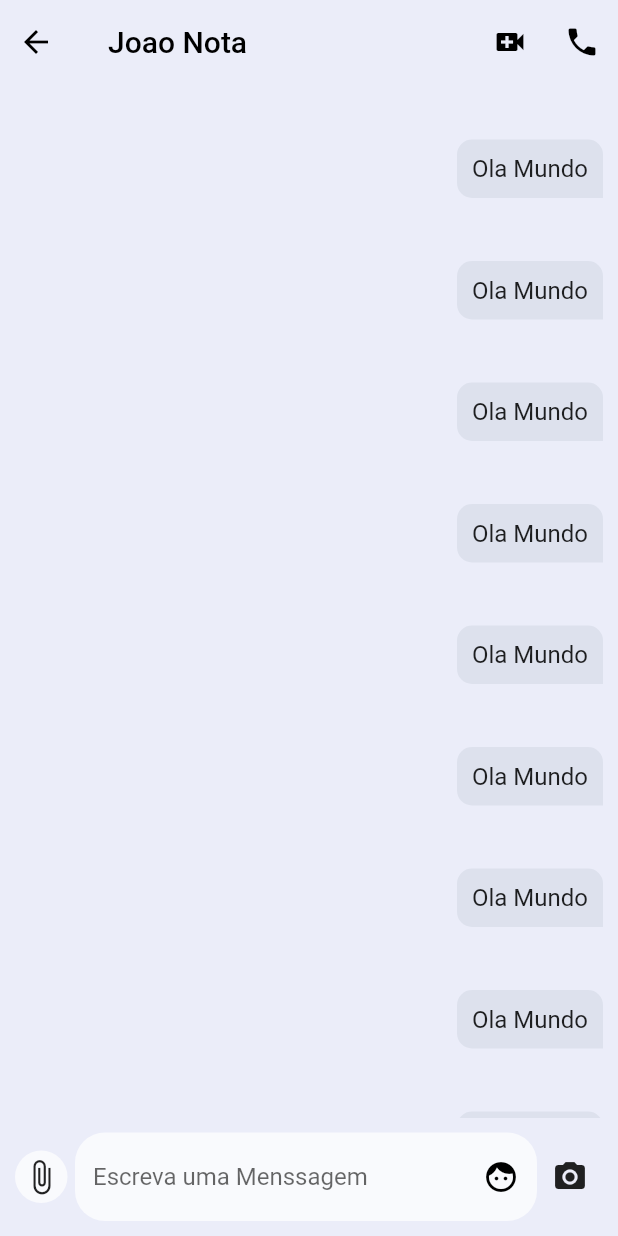
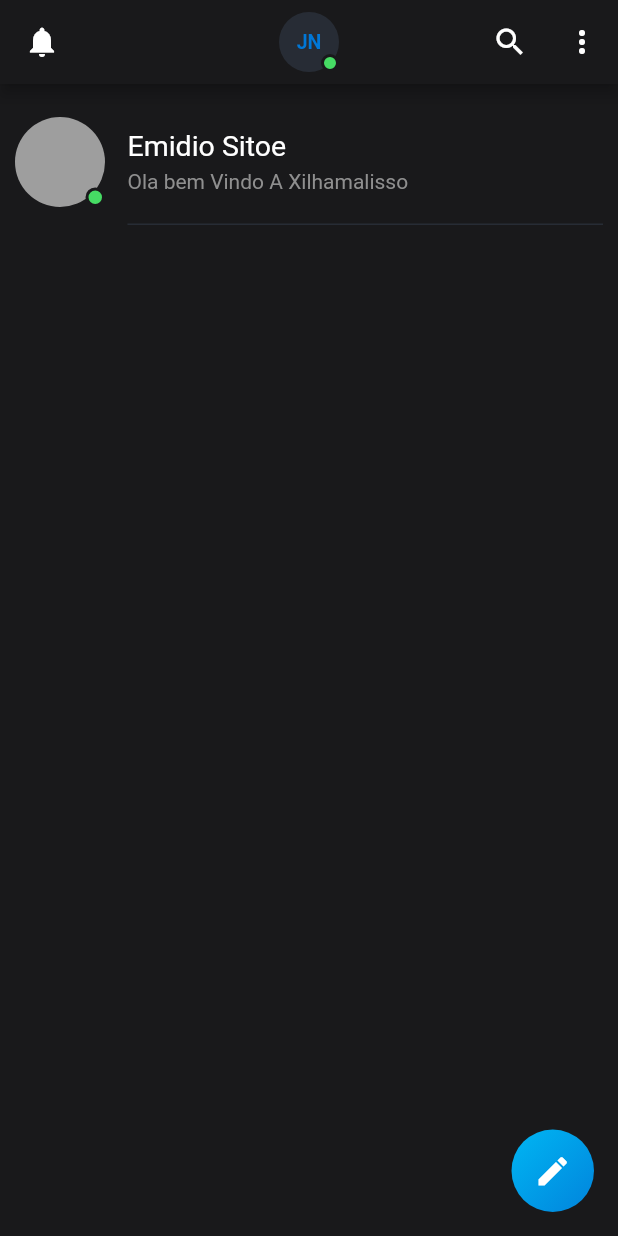
Before and after one commit to Joaonota/xilhamalisso, a Flutter app: the screen it shows after launch, on a phone screen of 412 x 824 dp. Run offline on Flutter 3.47's test engine with Material 2 defaults, Android fonts, the phone set to English and light mode, and no system bars; our stand-ins replace font_awesome_flutter, google_fonts; Roboto replaces fonts that are missing (Arial).

Commit message:
actualização v2

```diff
--- a/lib/Menu/Detalhes.dart
+++ b/lib/Menu/Detalhes.dart
@@ -134,7 +134,7 @@ class Detalhes extends StatelessWidget {
                                     color: Color(0xffaa9166),
                                   ),
                                   Text(
-                                    "joaomanuelnota@gmail.com",
+                                    "joaoteste@gmail.com",
                                     style: TextStyle(
                                       fontWeight: FontWeight.bold,
                                     ),
@@ -151,7 +151,7 @@ class Detalhes extends StatelessWidget {
                           child: Padding(
                             padding: const EdgeInsets.all(8.0),
                             child: Row(
-                              mainAxisAlignment: MainAxisAlignment.start,
+                              mainAxisAlignment: MainAxisAlignment.center,
                               children: [
                                 Icon(Icons.location_history,
                                     color: Color(0xffaa9166)),
@@ -205,11 +205,27 @@ class Detalhes extends StatelessWidget {
                         Padding(
                           padding: const EdgeInsets.all(8.0),
                           child: Center(
-                            child: Text("Sobre Mim",
-                                style: TextStyle(
+                            child: Row(
+                              mainAxisAlignment: MainAxisAlignment.spaceAround,
+                              children: [
+                                Text(
+                                  "Sobre",
+                                  style: TextStyle(
                                     fontWeight: FontWeight.bold,
                                     fontSize: 18,
-                                    color: Color(0xffaa9166))),
+                                    color: Color(0xffaa9166),
+                                  ),
+                                ),
+                                Text(
+                                  "Aviso",
+                                  style: TextStyle(
+                                    fontWeight: FontWeight.bold,
+                                    fontSize: 18,
+                                    color: Colors.red,
+                                  ),
+                                ),
+                              ],
+                            ),
                           ),
                         ),
                         Container(
--- a/lib/Menu/Page_menu.dart
+++ b/lib/Menu/Page_menu.dart
@@ -68,7 +68,7 @@ class PageMenu extends StatelessWidget {
                             crossAxisAlignment: CrossAxisAlignment.center,
                             children: <Widget>[
                               Icon(
-                                FontAwesomeIcons.landmark,
+                                FontAwesomeIcons.balanceScale,
                                 size: 85,
                                 color: Color(0xffaa9166),
                               ),
--- /dev/null
+++ b/lib/Menu/chat_list_screen.dart
@@ -0,0 +1,164 @@
+import 'package:flutter/material.dart';
+import 'package:xilhamalisso/custimizado/custom_tile.dart';
+import 'package:xilhamalisso/utils/universal_variables.dart';
+
+class ChatListScreen extends StatefulWidget {
+  @override
+  _ChatListScreenState createState() => _ChatListScreenState();
+}
+
+class _ChatListScreenState extends State<ChatListScreen> {
+  @override
+  Widget build(BuildContext context) {
+    return Scaffold(
+      backgroundColor: UniversalVariables.blackColor,
+      appBar: AppBar(
+        backgroundColor: UniversalVariables.blackColor,
+        leading: IconButton(
+          icon: Icon(
+            Icons.notifications,
+            color: Colors.white,
+          ),
+          onPressed: () {},
+        ),
+        title: UserCircle(),
+        centerTitle: true,
+        actions: <Widget>[
+          IconButton(
+            icon: Icon(
+              Icons.search,
+              color: Colors.white,
+            ),
+            onPressed: () {},
+          ),
+          IconButton(
+            icon: Icon(
+              Icons.more_vert,
+              color: Colors.white,
+            ),
+            onPressed: () {},
+          ),
+        ],
+      ),
+      floatingActionButton: NewChatButton(),
+      body: ChatListContainer(),
+    );
+  }
+}
+
+//AQui onde Vai Se listar os usuarios que ja esta na conversa
+class ChatListContainer extends StatefulWidget {
+  @override
+  _ChatListContainerState createState() => _ChatListContainerState();
+}
+
+class _ChatListContainerState extends State<ChatListContainer> {
+  @override
+  Widget build(BuildContext context) {
+    return Container(
+      child: ListView.builder(
+        padding: EdgeInsets.all(10),
+        itemCount: 1,
+        itemBuilder: (context, index) {
+          return CustomTile(
+            mini: false,
+            onTap: () {},
+            title: Text(
+              "Emidio Sitoe",
+              style: TextStyle(
+                  color: Colors.white, fontFamily: "Arial", fontSize: 19),
+            ),
+            subtitle: Text(
+              "Ola bem Vindo A Xilhamalisso ",
+              style: TextStyle(
+                color: UniversalVariables.greyColor,
+                fontSize: 14,
+              ),
+            ),
+            leading: Container(
+              constraints: BoxConstraints(maxHeight: 60, maxWidth: 60),
+              child: Stack(
+                children: <Widget>[
+                  CircleAvatar(
+                    maxRadius: 30,
+                    backgroundColor: Colors.grey,
+                  ),
+                  Align(
+                    alignment: Alignment.bottomRight,
+                    child: Container(
+                      height: 13,
+                      width: 13,
+                      decoration: BoxDecoration(
+                          shape: BoxShape.circle,
+                          color: UniversalVariables.onlineDotColor,
+                          border: Border.all(
+                              color: UniversalVariables.blackColor, width: 2)),
+                    ),
+                  )
+                ],
+              ),
+            ),
+          );
+        },
+      ),
+    );
+  }
+}
+
+class UserCircle extends StatelessWidget {
+  @override
+  Widget build(BuildContext context) {
+    return Container(
+      height: 40,
+      width: 40,
+      decoration: BoxDecoration(
+        borderRadius: BorderRadius.circular(50),
+        color: UniversalVariables.separatorColor,
+      ),
+      child: Stack(
+        children: <Widget>[
+          Align(
+            alignment: Alignment.center,
+            child: Text(
+              "JN",
+              style: TextStyle(
+                fontWeight: FontWeight.bold,
+                color: UniversalVariables.lightBlueColor,
+                fontSize: 13,
+              ),
+            ),
+          ),
+          Align(
+            alignment: Alignment.bottomRight,
+            child: Container(
+              height: 12,
+              width: 12,
+              decoration: BoxDecoration(
+                  shape: BoxShape.circle,
+                  border: Border.all(
+                      color: UniversalVariables.blackColor, width: 2),
+                  color: UniversalVariables.onlineDotColor),
+            ),
+          )
+        ],
+      ),
+    );
+  }
+}
+
+class NewChatButton extends StatelessWidget {
+  @override
+  Widget build(BuildContext context) {
+    return Container(
+      decoration: BoxDecoration(
+          gradient: UniversalVariables.fabGradient,
+          borderRadius: BorderRadius.circular(50)),
+      child: Icon(
+        Icons.edit,
+        color: Colors.white,
+        size: 25,
+      ),
+      padding: EdgeInsets.all(15),
+    );
+  }
+}
--- a/lib/Menu/menssgaem.dart
+++ b/lib/Menu/menssgaem.dart
@@ -35,7 +35,7 @@ class _MenssagemState extends State<Menssagem> {
         actions: [
           IconButton(
             icon: Icon(
-              Icons.video_call,
+              Icons.video_call_sharp,
               color: Colors.black,
             ),
             onPressed: () {},
@@ -65,9 +65,14 @@ class _MenssagemState extends State<Menssagem> {
   Widget listaMenssagem() {
     return ListView.builder(
       padding: EdgeInsets.all(10),
-      itemCount: 12,
+      itemCount: 1,
       itemBuilder: (contex, index) {
-        return chatMessageItem();
+        return Column(
+          children: [
+            chatMessageItem(),
+            chatMessageItem1(),
+          ],
+        );
       },
     );
   }
@@ -78,7 +83,21 @@ class _MenssagemState extends State<Menssagem> {
       margin: EdgeInsets.symmetric(vertical: 15),
       child: Container(
         alignment: Alignment.centerRight,
-        child: senderLayout(),
+        child: Column(
+          children: [senderLayout()],
+        ),
+      ),
+    );
+  }
+
+  Widget chatMessageItem1() {
+    return Container(
+      margin: EdgeInsets.symmetric(vertical: 15),
+      child: Container(
+        alignment: Alignment.centerLeft,
+        child: Column(
+          children: [receiveLayout()],
+        ),
       ),
     );
   }
@@ -102,7 +121,7 @@ class _MenssagemState extends State<Menssagem> {
       child: Padding(
         padding: EdgeInsets.all(10),
         child: Text(
-          "Ola Mundo",
+          "Um campo de chat que so será accionado mediante o pagamento de uma taxa de 50mt. Tera que ter opções de pagamento Mpsa ou mesmo por conta bancária. Para alem do chat devera ter a opcao de chamada para que o interessado poça se comunicar com os nossos profissionais",
           style: TextStyle(fontSize: 16),
         ),
       ),
@@ -121,12 +140,12 @@ class _MenssagemState extends State<Menssagem> {
           topRight: menssagemRadius,
           bottomLeft: menssagemRadius,
         ),
-        color: Color(0xffdde1ed),
+        color: Color(0xffffffff),
       ),
       child: Padding(
         padding: const EdgeInsets.all(10.0),
         child: Text(
-          "Ola Mundo",
+          "OK.",
           style: TextStyle(fontSize: 16),
         ),
       ),
--- /dev/null
+++ b/lib/custimizado/custom_tile.dart
@@ -0,0 +1,73 @@
+import 'package:flutter/material.dart';
+import 'package:xilhamalisso/utils/universal_variables.dart';
+
+class CustomTile extends StatelessWidget {
+  final Widget leading;
+  final Widget title;
+  final Widget icon;
+  final Widget subtitle;
+  final Widget trailing;
+  final EdgeInsets margin;
+  final bool mini;
+  final GestureTapCallback onTap;
+  final GestureLongPressCallback onLongPress;
+
+  CustomTile({
+    @required this.leading,
+    @required this.title,
+    this.icon,
+    @required this.subtitle,
+    this.trailing,
+    this.margin = const EdgeInsets.all(0),
+    this.onTap,
+    this.onLongPress,
+    this.mini = true,
+  });
+
+  @override
+  Widget build(BuildContext context) {
+    return GestureDetector(
+      onTap: onTap,
+      onLongPress: onLongPress,
+      child: Container(
+        padding: EdgeInsets.symmetric(horizontal: mini ? 10 : 0),
+        margin: margin,
+        child: Row(
+          children: <Widget>[
+            leading,
+            Expanded(
+              child: Container(
+                margin: EdgeInsets.only(left: mini ? 10 : 15),
+                padding: EdgeInsets.symmetric(vertical: mini ? 3 : 20),
+                decoration: BoxDecoration(
+                    border: Border(
+                        bottom: BorderSide(
+                            width: 1,
+                            color: UniversalVariables.separatorColor))),
+                child: Row(
+                  mainAxisAlignment: MainAxisAlignment.spaceBetween,
+                  children: <Widget>[
+                    Column(
+                      crossAxisAlignment: CrossAxisAlignment.start,
+                      children: <Widget>[
+                        title,
+                        SizedBox(height: 5),
+                        Row(
+                          children: <Widget>[
+                            icon ?? Container(),
+                            subtitle,
+                          ],
+                        )
+                      ],
+                    ),
+                    trailing ?? Container(),
+                  ],
+                ),
+              ),
+            )
+          ],
+        ),
+      ),
+    );
+  }
+}
--- a/lib/main.dart
+++ b/lib/main.dart
@@ -1,5 +1,5 @@
 import 'package:flutter/material.dart';
-import 'package:xilhamalisso/Menu/menssgaem.dart';
+import 'package:xilhamalisso/Menu/chat_list_screen.dart';
 
 void main() {
   runApp(MyApp());
@@ -15,7 +15,7 @@ class MyApp extends StatelessWidget {
       theme: ThemeData(
         primarySwatch: Colors.blue,
       ),
-      home: Menssagem(),
+      home: ChatListScreen(),
     );
   }
 }
--- /dev/null
+++ b/lib/utils/universal_variables.dart
@@ -0,0 +1,22 @@
+import 'package:flutter/material.dart';
+
+class UniversalVariables {
+  static final Color blueColor = Color(0xff2b9ed4);
+  static final Color blackColor = Color(0xff19191b);
+  static final Color greyColor = Color(0xff8f8f8f);
+  static final Color userCircleBackground = Color(0xff2b2b33);
+  static final Color onlineDotColor = Color(0xff46dc64);
+  static final Color lightBlueColor = Color(0xff0077d7);
+  static final Color separatorColor = Color(0xff272c35);
+
+  static final Color gradientColorStart = Color(0xff00b6f3);
+  static final Color gradientColorEnd = Color(0xff0184dc);
+
+  static final Color senderColor = Color(0xff2b343b);
+  static final Color receiverColor = Color(0xff1e2225);
+
+  static final Gradient fabGradient = LinearGradient(
+      colors: [gradientColorStart, gradientColorEnd],
+      begin: Alignment.topLeft,
+      end: Alignment.bottomRight);
+}
--- /dev/null
+++ b/lib/utils/utilities.dart
@@ -0,0 +1,14 @@
+class Utils {
+  static String getUsername(String email) {
+
+    return "live:${email.split('@')[0]}";
+
+  }
+
+  static String getInitials(String name) {
+    List<String> nameSplit = name.split(" ");
+    String firstNameInitial = nameSplit[0][0];
+    String lastNameInitial = nameSplit[1][0];
+    return firstNameInitial + lastNameInitial;
+  }
+}
```
